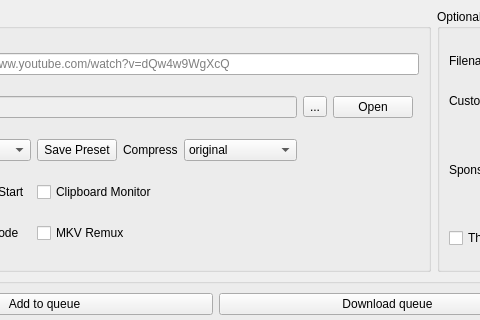
Qt form app/ui/app.ui (Matszwe02/yt-dlp-gui) before a commit; both pictures show x 145 to 625 and y 0 to 320 of the 1077 by 597 pixel window.
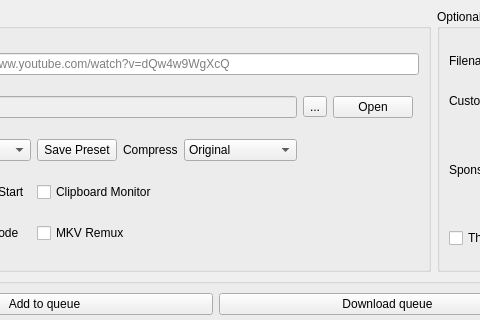
The same form after that commit. Icons and pictures are not drawn.

Diff of the .ui file:
```diff
--- a/app/ui/app.ui
+++ b/app/ui/app.ui
@@ -94,7 +94,7 @@
          </property>
          <item>
           <property name="text">
-           <string>original</string>
+           <string>Original</string>
           </property>
          </item>
          <item>
```
